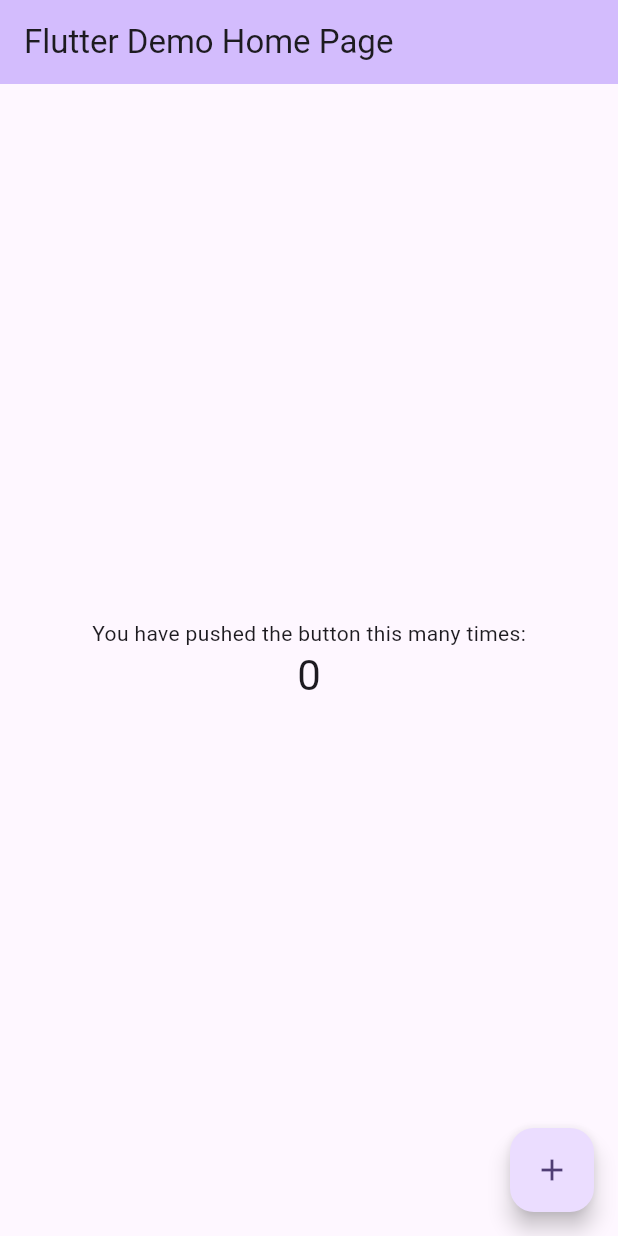
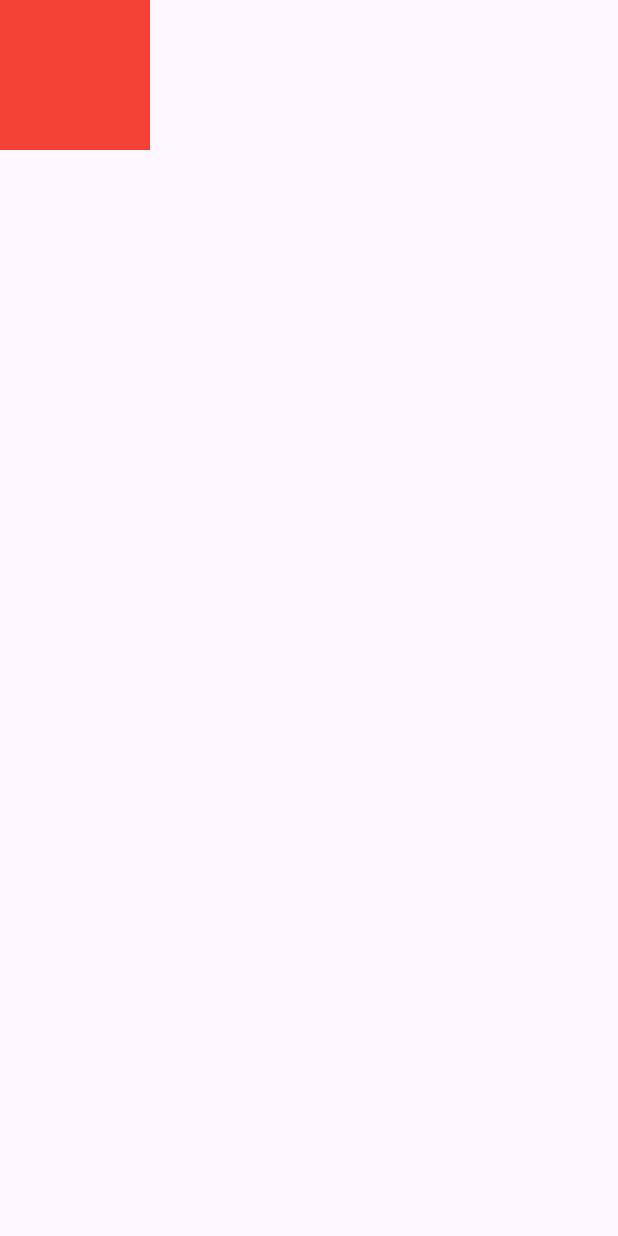
Before and after one commit to hirdeshm/ASG, a Flutter app: the screen it shows after launch, on a phone screen of 412 x 824 dp. Run offline on Flutter 3.47's test engine with Material 3 defaults, Android fonts, the phone set to English and light mode, and no system bars.

Commit message:
add new block

```diff
--- a/lib/main.dart
+++ b/lib/main.dart
@@ -11,115 +11,29 @@
   @override
   Widget build(BuildContext context) {
     return MaterialApp(
+      debugShowCheckedModeBanner: false,
       title: 'Flutter Demo',
       theme: ThemeData(
-        // This is the theme of your application.
-        //
-        // TRY THIS: Try running your application with "flutter run". You'll see
-        // the application has a purple toolbar. Then, without quitting the app,
-        // try changing the seedColor in the colorScheme below to Colors.green
-        // and then invoke "hot reload" (save your changes or press the "hot
-        // reload" button in a Flutter-supported IDE, or press "r" if you used
-        // the command line to start the app).
-        //
-        // Notice that the counter didn't reset back to zero; the application
-        // state is not lost during the reload. To reset the state, use hot
-        // restart instead.
-        //
-        // This works for code too, not just values: Most code changes can be
-        // tested with just a hot reload.
+
         colorScheme: ColorScheme.fromSeed(seedColor: Colors.deepPurple),
         useMaterial3: true,
       ),
-      home: const MyHomePage(title: 'Flutter Demo Home Page'),
+      home: const MyHomePage(),
     );
   }
 }
 
-class MyHomePage extends StatefulWidget {
-  const MyHomePage({super.key, required this.title});
-
-  // This widget is the home page of your application. It is stateful, meaning
-  // that it has a State object (defined below) that contains fields that affect
-  // how it looks.
-
-  // This class is the configuration for the state. It holds the values (in this
-  // case the title) provided by the parent (in this case the App widget) and
-  // used by the build method of the State. Fields in a Widget subclass are
-  // always marked "final".
-
-  final String title;
-
-  @override
-  State<MyHomePage> createState() => _MyHomePageState();
-}
-
-class _MyHomePageState extends State<MyHomePage> {
-  int _counter = 0;
-
-  void _incrementCounter() {
-    setState(() {
-      // This call to setState tells the Flutter framework that something has
-      // changed in this State, which causes it to rerun the build method below
-      // so that the display can reflect the updated values. If we changed
-      // _counter without calling setState(), then the build method would not be
-      // called again, and so nothing would appear to happen.
-      _counter++;
-    });
-  }
+class MyHomePage extends StatelessWidget {
+  const MyHomePage({super.key});
 
   @override
   Widget build(BuildContext context) {
-    // This method is rerun every time setState is called, for instance as done
-    // by the _incrementCounter method above.
-    //
-    // The Flutter framework has been optimized to make rerunning build methods
-    // fast, so that you can just rebuild anything that needs updating rather
-    // than having to individually change instances of widgets.
     return Scaffold(
-      appBar: AppBar(
-        // TRY THIS: Try changing the color here to a specific color (to
-        // Colors.amber, perhaps?) and trigger a hot reload to see the AppBar
-        // change color while the other colors stay the same.
-        backgroundColor: Theme.of(context).colorScheme.inversePrimary,
-        // Here we take the value from the MyHomePage object that was created by
-        // the App.build method, and use it to set our appbar title.
-        title: Text(widget.title),
+      body: Container(
+        width: 100,
+        height: 100,
+        color: Colors.red,
       ),
-      body: Center(
-        // Center is a layout widget. It takes a single child and positions it
-        // in the middle of the parent.
-        child: Column(
-          // Column is also a layout widget. It takes a list of children and
-          // arranges them vertically. By default, it sizes itself to fit its
-          // children horizontally, and tries to be as tall as its parent.
-          //
-          // Column has various properties to control how it sizes itself and
-          // how it positions its children. Here we use mainAxisAlignment to
-          // center the children vertically; the main axis here is the vertical
-          // axis because Columns are vertical (the cross axis would be
-          // horizontal).
-          //
-          // TRY THIS: Invoke "debug painting" (choose the "Toggle Debug Paint"
-          // action in the IDE, or press "p" in the console), to see the
-          // wireframe for each widget.
-          mainAxisAlignment: MainAxisAlignment.center,
-          children: <Widget>[
-            const Text(
-              'You have pushed the button this many times:',
-            ),
-            Text(
-              '$_counter',
-              style: Theme.of(context).textTheme.headlineMedium,
-            ),
-          ],
-        ),
-      ),
-      floatingActionButton: FloatingActionButton(
-        onPressed: _incrementCounter,
-        tooltip: 'Increment',
-        child: const Icon(Icons.add),
-      ), // This trailing comma makes auto-formatting nicer for build methods.
     );
   }
 }
```
